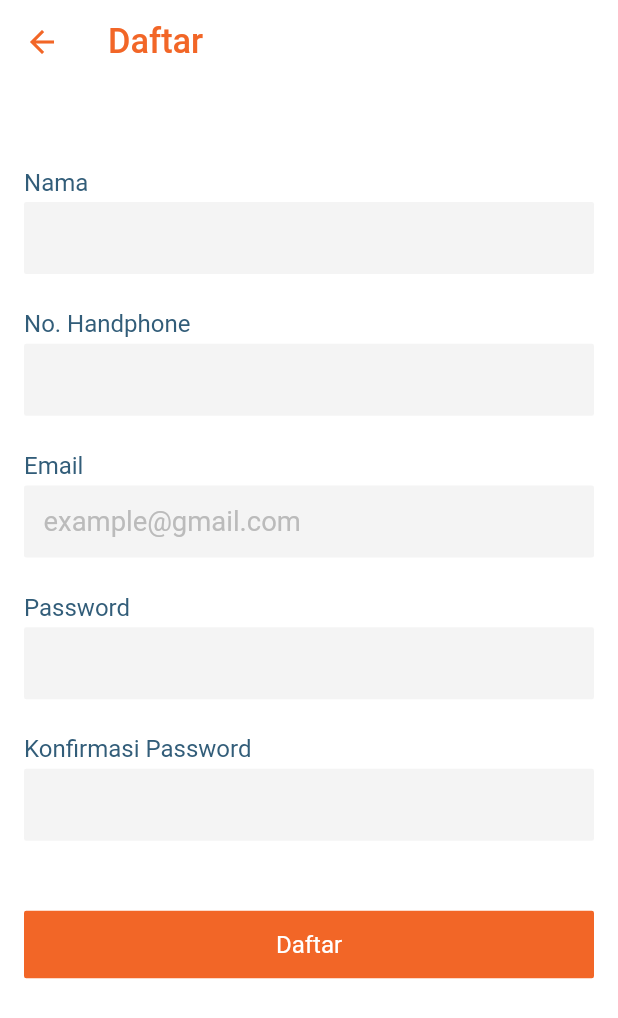
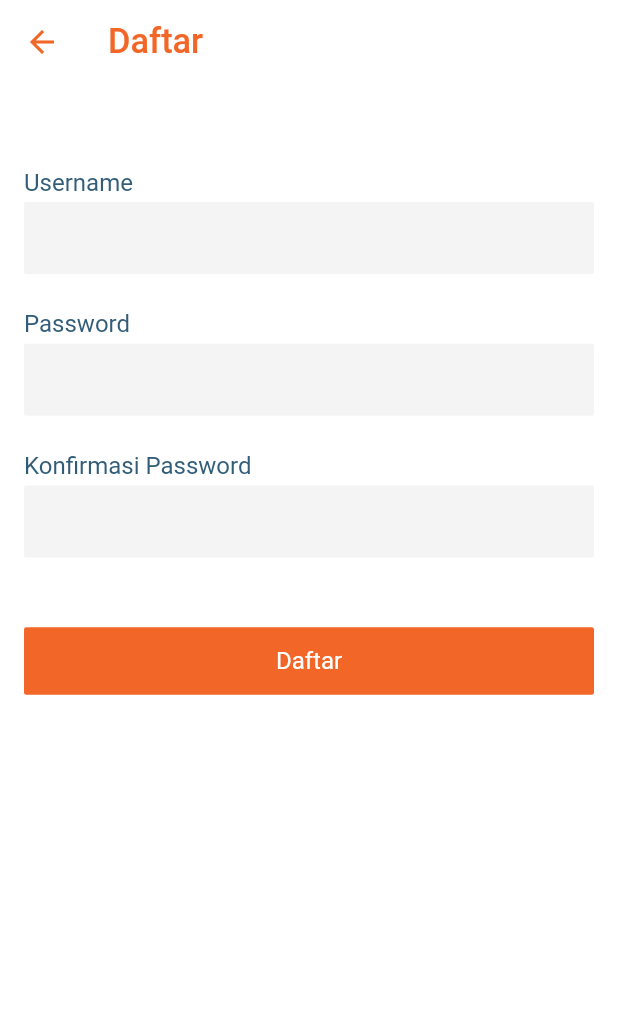
Before and after one commit to rrifafauzikomara/flutter_e_commerce, a Flutter app: the SignUpScreen screen opened by its route, on a phone screen of 412 x 824 dp. Shown: the top 1018 px of the screen. Run offline on Flutter 3.47's test engine with Material 2 defaults, Android fonts, the phone set to English and light mode, and no system bars; our stand-ins replace bloc, cached_network_image, dartz, dio, equatable, flutter_bloc and 5 more; accounts and stored records are empty; network calls fail.

Commit message:
refactor: adjust sign in and sign out ui

```diff
--- a/features/auth/lib/presentation/ui/sign_in_screen.dart
+++ b/features/auth/lib/presentation/ui/sign_in_screen.dart
@@ -33,8 +33,7 @@ class SignInScreen extends StatelessWidget {
             height: 43.h,
           ),
           const CustomTextField(
-            labelText: "Email",
-            hintText: "example@gmail.com",
+            labelText: "Username",
             textInputType: TextInputType.emailAddress,
           ),
           SizedBox(
--- a/features/auth/lib/presentation/ui/sign_up_screen.dart
+++ b/features/auth/lib/presentation/ui/sign_up_screen.dart
@@ -41,23 +41,8 @@ class SignUpScreen extends StatelessWidget {
             height: 47.h,
           ),
           const CustomTextField(
-            labelText: "Nama",
+            labelText: "Username",
             textInputType: TextInputType.name,
-          ),
-          SizedBox(
-            height: 20.h,
-          ),
-          const CustomTextField(
-            labelText: "No. Handphone",
-            textInputType: TextInputType.phone,
-          ),
-          SizedBox(
-            height: 20.h,
-          ),
-          const CustomTextField(
-            labelText: "Email",
-            hintText: "example@gmail.com",
-            textInputType: TextInputType.emailAddress,
           ),
           SizedBox(
             height: 20.h,
```
